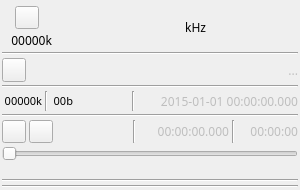
Before: the Qt Designer form plugins/samplesource/filesource/filesourcegui.ui in f4exb/sdrangel, drawn with Qt 5.
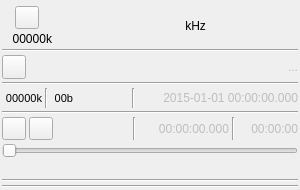
After: the same form once the commit is applied. Icons and pictures are not drawn. Custom widgets are drawn as their Qt base class.

```diff
--- a/plugins/samplesource/filesource/filesourcegui.ui
+++ b/plugins/samplesource/filesource/filesourcegui.ui
@@ -24,8 +24,10 @@
   </property>
   <property name="font">
    <font>
-    <family>Sans Serif</family>
-    <pointsize>9</pointsize>
+    <family>Liberation Sans</family>
+    <weight>50</weight>
+    <italic>false</italic>
+    <bold>false</bold>
    </font>
   </property>
   <property name="windowTitle">
@@ -130,7 +132,7 @@
        </property>
        <property name="font">
         <font>
-         <family>DejaVu Sans Mono</family>
+         <family>Liberation Mono</family>
          <pointsize>20</pointsize>
         </font>
        </property>
```
Left out of the diff: 11 changed lines with no effect on the pictures.
